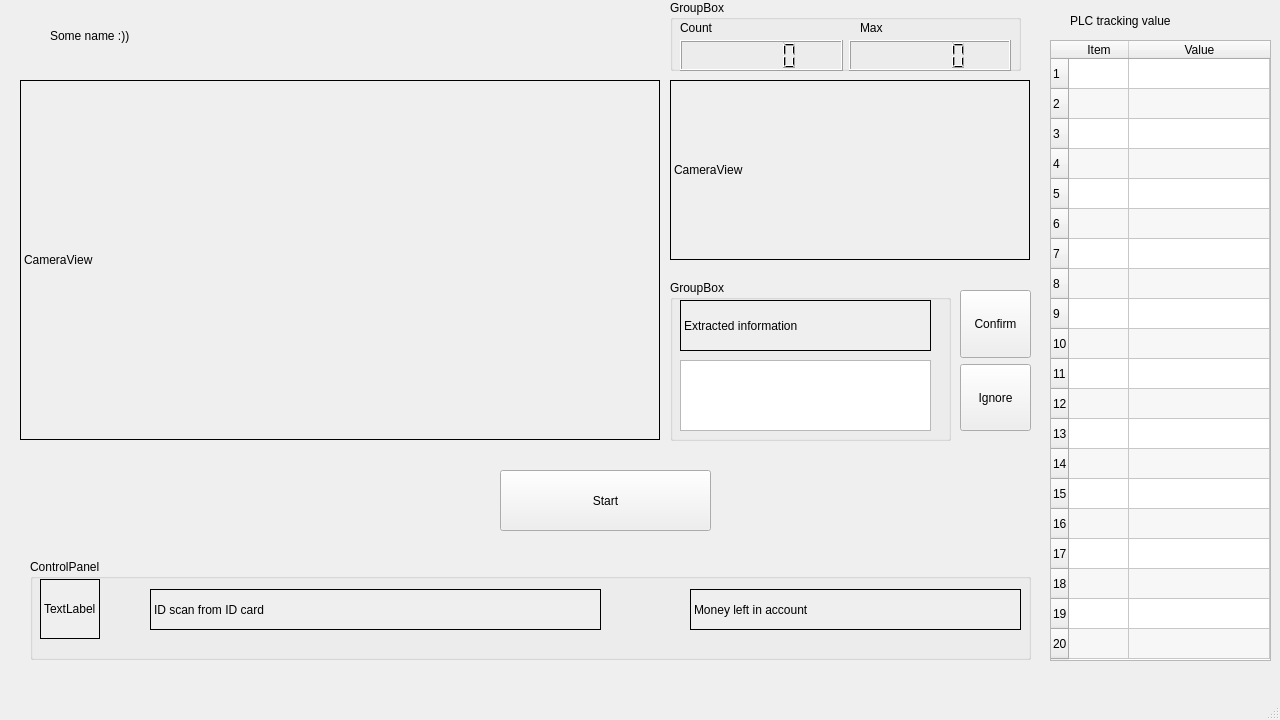
hiimmuc/SmartParking, file GUI/gui.ui: the form before one commit.
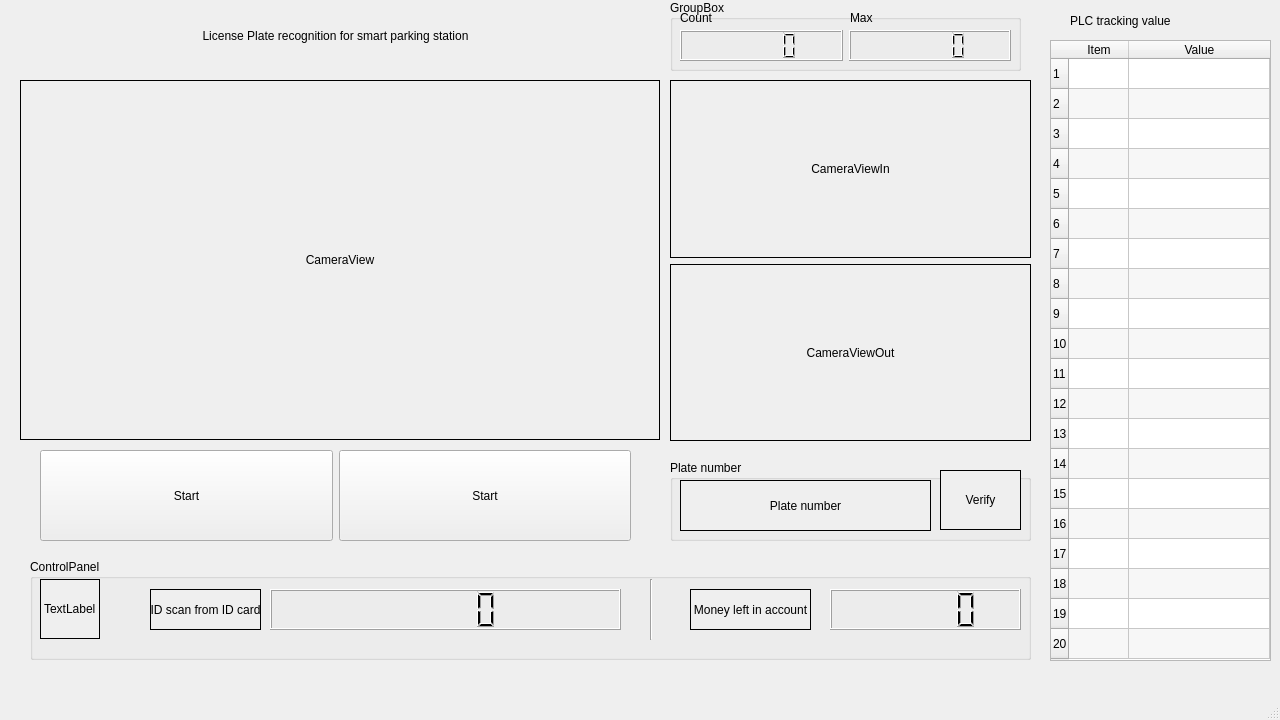
The form after the commit.

```diff
--- a/GUI/gui.ui
+++ b/GUI/gui.ui
@@ -47,6 +47,9 @@
      <property name="text">
       <string>CameraView</string>
      </property>
+     <property name="alignment">
+      <set>Qt::AlignCenter</set>
+     </property>
     </widget>
    </widget>
    <widget class="QGroupBox" name="groupBox_2">
@@ -85,7 +88,7 @@
       <rect>
        <x>120</x>
        <y>30</y>
-       <width>451</width>
+       <width>111</width>
        <height>41</height>
       </rect>
      </property>
@@ -98,13 +101,16 @@
      <property name="text">
       <string>ID scan from ID card</string>
      </property>
+     <property name="alignment">
+      <set>Qt::AlignCenter</set>
+     </property>
     </widget>
     <widget class="QLabel" name="account">
      <property name="geometry">
       <rect>
        <x>660</x>
        <y>30</y>
-       <width>331</width>
+       <width>121</width>
        <height>41</height>
       </rect>
      </property>
@@ -117,20 +123,43 @@
      <property name="text">
       <string>Money left in account</string>
      </property>
+     <property name="alignment">
+      <set>Qt::AlignCenter</set>
+     </property>
     </widget>
-   </widget>
-   <widget class="QPushButton" name="start">
-    <property name="geometry">
-     <rect>
-      <x>500</x>
-      <y>470</y>
-      <width>211</width>
-      <height>61</height>
-     </rect>
-    </property>
-    <property name="text">
-     <string>Start</string>
-    </property>
+    <widget class="Line" name="line">
+     <property name="geometry">
+      <rect>
+       <x>620</x>
+       <y>20</y>
+       <width>3</width>
+       <height>61</height>
+      </rect>
+     </property>
+     <property name="orientation">
+      <enum>Qt::Vertical</enum>
+     </property>
+    </widget>
+    <widget class="QLCDNumber" name="MoneyLeft">
+     <property name="geometry">
+      <rect>
+       <x>800</x>
+       <y>30</y>
+       <width>191</width>
+       <height>41</height>
+      </rect>
+     </property>
+    </widget>
+    <widget class="QLCDNumber" name="IDcard">
+     <property name="geometry">
+      <rect>
+       <x>240</x>
+       <y>30</y>
+       <width>351</width>
+       <height>41</height>
+      </rect>
+     </property>
+    </widget>
    </widget>
    <widget class="QGroupBox" name="groupBox_3">
     <property name="geometry">
@@ -148,7 +177,7 @@
      <property name="geometry">
       <rect>
        <x>10</x>
-       <y>20</y>
+       <y>10</y>
        <width>71</width>
        <height>16</height>
       </rect>
@@ -160,8 +189,8 @@
     <widget class="QLabel" name="label_3">
      <property name="geometry">
       <rect>
-       <x>190</x>
-       <y>20</y>
+       <x>180</x>
+       <y>10</y>
        <width>71</width>
        <height>16</height>
       </rect>
@@ -174,7 +203,7 @@
      <property name="geometry">
       <rect>
        <x>10</x>
-       <y>40</y>
+       <y>30</y>
        <width>331</width>
        <height>31</height>
       </rect>
@@ -189,74 +218,17 @@
      </layout>
     </widget>
    </widget>
-   <widget class="QLabel" name="screen_2">
-    <property name="geometry">
-     <rect>
-      <x>670</x>
-      <y>80</y>
-      <width>360</width>
-      <height>180</height>
-     </rect>
-    </property>
-    <property name="autoFillBackground">
-     <bool>true</bool>
-    </property>
-    <property name="frameShape">
-     <enum>QFrame::Box</enum>
-    </property>
-    <property name="text">
-     <string>CameraView</string>
-    </property>
-   </widget>
-   <widget class="QWidget" name="verticalLayoutWidget">
-    <property name="geometry">
-     <rect>
-      <x>960</x>
-      <y>290</y>
-      <width>71</width>
-      <height>141</height>
-     </rect>
-    </property>
-    <layout class="QVBoxLayout" name="verticalLayout">
-     <item>
-      <widget class="QPushButton" name="pushButton_2">
-       <property name="sizePolicy">
-        <sizepolicy hsizetype="Minimum" vsizetype="Preferred">
-         <horstretch>0</horstretch>
-         <verstretch>0</verstretch>
-        </sizepolicy>
-       </property>
-       <property name="text">
-        <string>Confirm</string>
-       </property>
-      </widget>
-     </item>
-     <item>
-      <widget class="QPushButton" name="pushButton">
-       <property name="sizePolicy">
-        <sizepolicy hsizetype="Minimum" vsizetype="Preferred">
-         <horstretch>0</horstretch>
-         <verstretch>0</verstretch>
-        </sizepolicy>
-       </property>
-       <property name="text">
-        <string>Ignore</string>
-       </property>
-      </widget>
-     </item>
-    </layout>
-   </widget>
    <widget class="QGroupBox" name="groupBox_4">
     <property name="geometry">
      <rect>
       <x>670</x>
-      <y>280</y>
-      <width>281</width>
-      <height>161</height>
+      <y>460</y>
+      <width>361</width>
+      <height>81</height>
      </rect>
     </property>
     <property name="title">
-     <string>GroupBox</string>
+     <string>Plate number</string>
     </property>
     <widget class="QLabel" name="extractedInfo">
      <property name="geometry">
@@ -274,18 +246,33 @@
       <enum>QFrame::Box</enum>
      </property>
      <property name="text">
-      <string>Extracted information</string>
+      <string>Plate number</string>
+     </property>
+     <property name="alignment">
+      <set>Qt::AlignCenter</set>
      </property>
     </widget>
-    <widget class="QTextEdit" name="inputLicense">
+    <widget class="QLabel" name="VerifyBox">
      <property name="geometry">
       <rect>
-       <x>10</x>
-       <y>80</y>
-       <width>251</width>
-       <height>71</height>
+       <x>270</x>
+       <y>10</y>
+       <width>81</width>
+       <height>60</height>
       </rect>
      </property>
+     <property name="autoFillBackground">
+      <bool>true</bool>
+     </property>
+     <property name="frameShape">
+      <enum>QFrame::Box</enum>
+     </property>
+     <property name="text">
+      <string>Verify</string>
+     </property>
+     <property name="alignment">
+      <set>Qt::AlignCenter</set>
+     </property>
     </widget>
    </widget>
    <widget class="QTableWidget" name="tableWidget">
@@ -452,13 +439,101 @@
      <rect>
       <x>50</x>
       <y>10</y>
-      <width>621</width>
+      <width>571</width>
       <height>51</height>
      </rect>
     </property>
     <property name="text">
-     <string>Some name :))</string>
+     <string>License Plate recognition for smart parking station</string>
     </property>
+    <property name="alignment">
+     <set>Qt::AlignCenter</set>
+    </property>
+   </widget>
+   <widget class="QWidget" name="verticalLayoutWidget">
+    <property name="geometry">
+     <rect>
+      <x>670</x>
+      <y>80</y>
+      <width>361</width>
+      <height>361</height>
+     </rect>
+    </property>
+    <layout class="QVBoxLayout" name="ViewLayout">
+     <item>
+      <widget class="QLabel" name="ViewPlateIn">
+       <property name="autoFillBackground">
+        <bool>true</bool>
+       </property>
+       <property name="frameShape">
+        <enum>QFrame::Box</enum>
+       </property>
+       <property name="text">
+        <string>CameraViewIn</string>
+       </property>
+       <property name="alignment">
+        <set>Qt::AlignCenter</set>
+       </property>
+      </widget>
+     </item>
+     <item>
+      <widget class="QLabel" name="ViewPlateOut">
+       <property name="autoFillBackground">
+        <bool>true</bool>
+       </property>
+       <property name="frameShape">
+        <enum>QFrame::Box</enum>
+       </property>
+       <property name="text">
+        <string>CameraViewOut</string>
+       </property>
+       <property name="alignment">
+        <set>Qt::AlignCenter</set>
+       </property>
+      </widget>
+     </item>
+    </layout>
+   </widget>
+   <widget class="QWidget" name="horizontalLayoutWidget_2">
+    <property name="geometry">
+     <rect>
+      <x>40</x>
+      <y>450</y>
+      <width>591</width>
+      <height>91</height>
+     </rect>
+    </property>
+    <layout class="QHBoxLayout" name="ControlLayout">
+     <property name="sizeConstraint">
+      <enum>QLayout::SetMaximumSize</enum>
+     </property>
+     <item>
+      <widget class="QPushButton" name="startButton">
+       <property name="sizePolicy">
+        <sizepolicy hsizetype="Preferred" vsizetype="Preferred">
+         <horstretch>0</horstretch>
+         <verstretch>0</verstretch>
+        </sizepolicy>
+       </property>
+       <property name="text">
+        <string>Start</string>
+       </property>
+      </widget>
+     </item>
+     <item>
+      <widget class="QPushButton" name="stopButton">
+       <property name="sizePolicy">
+        <sizepolicy hsizetype="Preferred" vsizetype="Preferred">
+         <horstretch>0</horstretch>
+         <verstretch>0</verstretch>
+        </sizepolicy>
+       </property>
+       <property name="text">
+        <string>Start</string>
+       </property>
+      </widget>
+     </item>
+    </layout>
    </widget>
   </widget>
   <widget class="QMenuBar" name="menubar">
```
Left out of the diff: 4 changed lines with no effect on the pictures.
